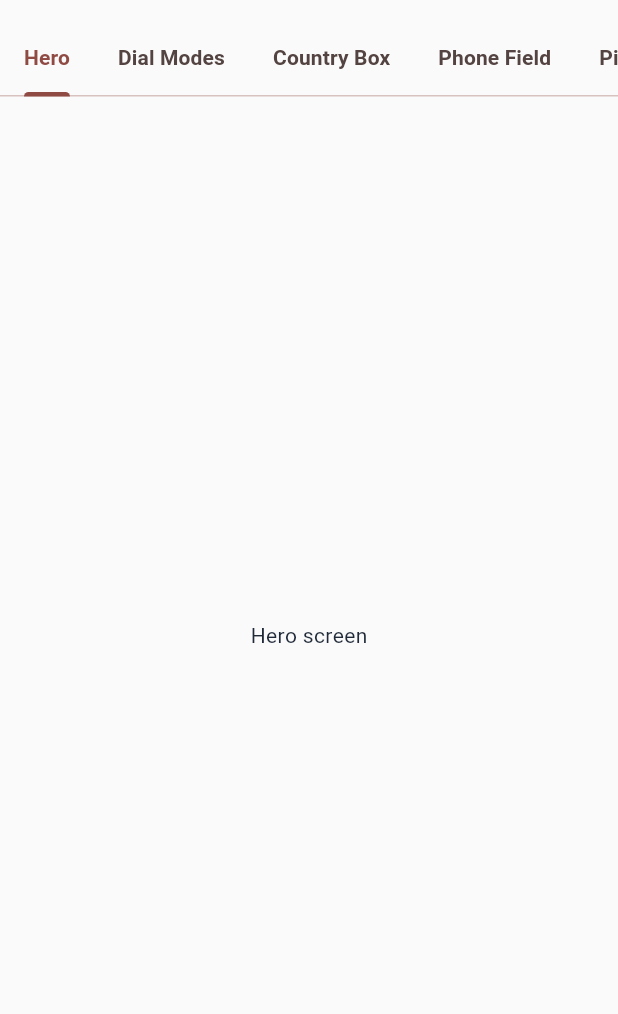
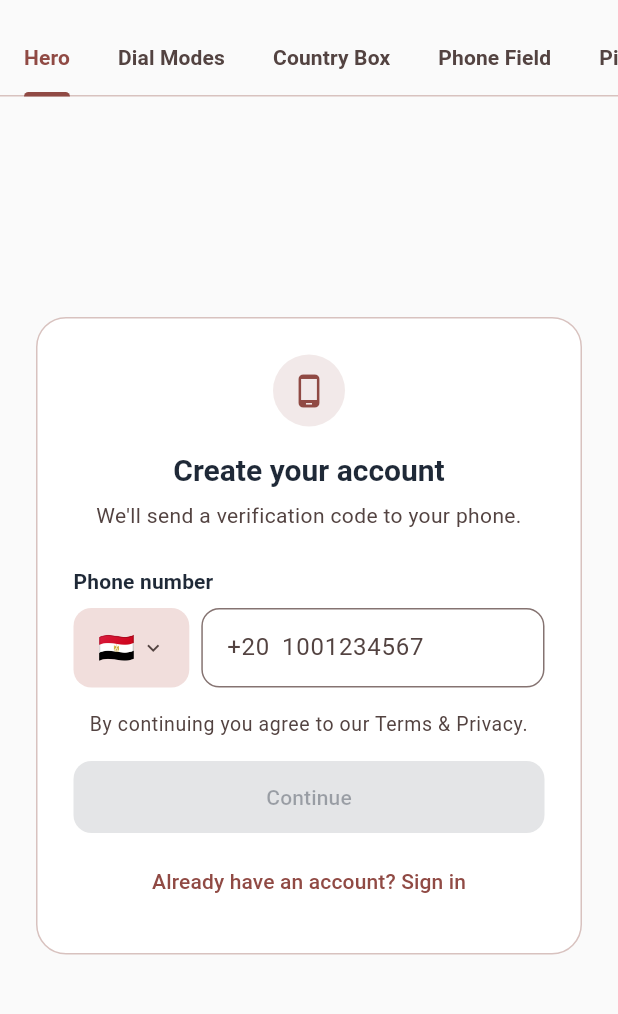
Before and after one commit to MustafaYounis27/customized_country_phone_picker, a Flutter app: the screen it shows after launch, on a phone screen of 412 x 824 dp, the part 61-1075 px from its top. Run offline on Flutter 3.47's test engine with Material 3 defaults, Android fonts, the phone set to English and light mode, and no system bars.

Commit message:
feat(example): hero signup screen

```diff
--- a/example/lib/main.dart
+++ b/example/lib/main.dart
@@ -1,6 +1,7 @@
 // example/lib/main.dart
 import 'package:flutter/material.dart';
 import 'theme/app_theme.dart';
+import 'screens/hero_signup_screen.dart';
 
 void main() => runApp(const ExampleApp());
 
@@ -106,7 +107,7 @@ class _RootScaffoldState extends State<RootScaffold> with TickerProviderStateMix
       body: TabBarView(
         controller: _tabController,
         children: const [
-          _PlaceholderScreen(name: 'Hero'),
+          HeroSignupScreen(),
           _PlaceholderScreen(name: 'Dial Modes'),
           _PlaceholderScreen(name: 'Country Box'),
           _PlaceholderScreen(name: 'Phone Field'),
--- /dev/null
+++ b/example/lib/screens/hero_signup_screen.dart
@@ -0,0 +1,115 @@
+import 'package:flutter/material.dart';
+import 'package:customized_country_phone_picker/customized_country_phone_picker.dart';
+
+class HeroSignupScreen extends StatefulWidget {
+  const HeroSignupScreen({super.key});
+
+  @override
+  State<HeroSignupScreen> createState() => _HeroSignupScreenState();
+}
+
+class _HeroSignupScreenState extends State<HeroSignupScreen>
+    with AutomaticKeepAliveClientMixin {
+  final TextEditingController _controller = TextEditingController();
+
+  @override
+  bool get wantKeepAlive => true;
+
+  @override
+  void initState() {
+    super.initState();
+    _controller.addListener(_handleChange);
+  }
+
+  @override
+  void dispose() {
+    _controller.removeListener(_handleChange);
+    _controller.dispose();
+    super.dispose();
+  }
+
+  void _handleChange() => setState(() {});
+
+  @override
+  Widget build(BuildContext context) {
+    super.build(context);
+    final colorScheme = Theme.of(context).colorScheme;
+    final textTheme = Theme.of(context).textTheme;
+    final canContinue = _controller.text.length >= 6;
+
+    return SafeArea(
+      child: Center(
+        child: SingleChildScrollView(
+          padding: const EdgeInsets.all(24),
+          child: ConstrainedBox(
+            constraints: const BoxConstraints(maxWidth: 420),
+            child: Container(
+              padding: const EdgeInsets.all(24),
+              decoration: BoxDecoration(
+                color: colorScheme.surface,
+                borderRadius: BorderRadius.circular(20),
+                border: Border.all(color: colorScheme.outlineVariant),
+              ),
+              child: Column(
+                crossAxisAlignment: CrossAxisAlignment.stretch,
+                children: [
+                  Center(
+                    child: CircleAvatar(
+                      radius: 24,
+                      backgroundColor: colorScheme.primary.withValues(alpha: 0.12),
+                      child: Icon(Icons.phone_android, color: colorScheme.primary),
+                    ),
+                  ),
+                  const SizedBox(height: 16),
+                  Text(
+                    'Create your account',
+                    style: textTheme.titleLarge,
+                    textAlign: TextAlign.center,
+                  ),
+                  const SizedBox(height: 8),
+                  Text(
+                    "We'll send a verification code to your phone.",
+                    style: textTheme.bodyMedium?.copyWith(
+                      color: colorScheme.onSurfaceVariant,
+                    ),
+                    textAlign: TextAlign.center,
+                  ),
+                  const SizedBox(height: 24),
+                  Text(
+                    'Phone number',
+                    style: textTheme.titleSmall,
+                  ),
+                  const SizedBox(height: 8),
+                  CountryPhoneInput(
+                    controller: _controller,
+                    onCountryChanged: (_) {},
+                  ),
+                  const SizedBox(height: 16),
+                  Text(
+                    'By continuing you agree to our Terms & Privacy.',
+                    style: textTheme.bodySmall?.copyWith(
+                      color: colorScheme.onSurfaceVariant,
+                    ),
+                    textAlign: TextAlign.center,
+                  ),
+                  const SizedBox(height: 16),
+                  FilledButton(
+                    onPressed: canContinue ? () {} : null,
+                    child: const Text('Continue'),
+                  ),
+                  const SizedBox(height: 8),
+                  Center(
+                    child: TextButton(
+                      onPressed: () {},
+                      child: const Text('Already have an account? Sign in'),
+                    ),
+                  ),
+                ],
+              ),
+            ),
+          ),
+        ),
+      ),
+    );
+  }
+}
```
